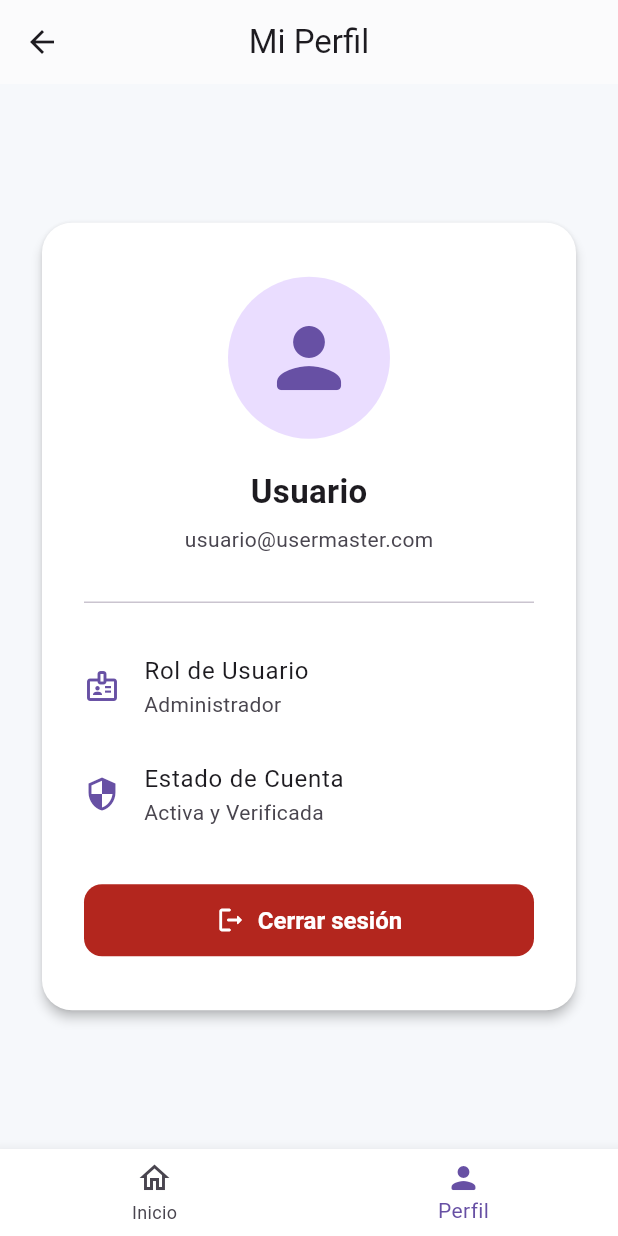
After one commit to jonathanmarin50-cloud/Taller-2, a Flutter app: the DashboardPage screen opened by its route, item 2 of the bottom bar chosen, on a phone screen of 412 x 824 dp. The commit adds this screen. Run offline on Flutter 3.47's test engine with Material 3 defaults, Android fonts, the phone set to English and light mode, and no system bars.

Commit message:
feat: add dashboard_page, profile_page, automated tests, CI/CD deploy, and README

```diff
--- /dev/null
+++ b/lib/presentation/pages/dashboard_page.dart
@@ -0,0 +1,282 @@
+import 'package:flutter/material.dart';
+import 'package:flutter_application_1/core/constants/app_assets.dart';
+import 'package:flutter_application_1/core/constants/app_colors.dart';
+import 'package:flutter_application_1/presentation/pages/profile_page.dart';
+
+/// Pantalla Principal (Dashboard).
+/// Incluye BottomNavigationBar con pestañas 'Inicio' y 'Perfil'.
+/// 'Inicio' muestra "Hola, Usuario" y un ListView con al menos 5 tarjetas recientes.
+class DashboardPage extends StatefulWidget {
+  final String? userEmail;
+
+  const DashboardPage({super.key, this.userEmail});
+
+  @override
+  State<DashboardPage> createState() => _DashboardPageState();
+}
+
+class _DashboardPageState extends State<DashboardPage> {
+  int _currentIndex = 0;
+
+  // Lista simulada de elementos recientes (notificaciones / tareas)
+  final List<Map<String, dynamic>> _elementosRecientes = const [
+    {
+      'titulo': 'Actualizar credenciales de seguridad',
+      'descripcion': 'Se recomienda renovar la contraseña cada 90 días.',
+      'categoria': 'Seguridad',
+      'icono': Icons.security_rounded,
+      'color': Colors.amber,
+      'fecha': 'Hace 10 min',
+    },
+    {
+      'titulo': 'Nuevo inicio de sesión detectado',
+      'descripcion': 'Acceso exitoso desde Chrome en Windows.',
+      'categoria': 'Notificación',
+      'icono': Icons.devices_rounded,
+      'color': Colors.blue,
+      'fecha': 'Hace 1 hora',
+    },
+    {
+      'titulo': 'Revisar permisos de nuevos usuarios',
+      'descripcion': '3 solicitudes de acceso pendientes de aprobación.',
+      'categoria': 'Gestión',
+      'icono': Icons.people_outline_rounded,
+      'color': Colors.purple,
+      'fecha': 'Hace 3 horas',
+    },
+    {
+      'titulo': 'Copia de seguridad completada',
+      'descripcion': 'El respaldo de datos se ejecutó correctamente.',
+      'categoria': 'Sistema',
+      'icono': Icons.cloud_done_rounded,
+      'color': Colors.green,
+      'fecha': 'Ayer',
+    },
+    {
+      'titulo': 'Activar autenticación de dos factores (2FA)',
+      'descripcion': 'Aumenta la protección de tu cuenta UserMaster.',
+      'categoria': 'Seguridad',
+      'icono': Icons.phonelink_lock_rounded,
+      'color': Colors.deepOrange,
+      'fecha': 'Hace 2 días',
+    },
+  ];
+
+  @override
+  Widget build(BuildContext context) {
+    final email = widget.userEmail ??
+        ModalRoute.of(context)?.settings.arguments as String? ??
+        'usuario@usermaster.com';
+
+    final userName = email.contains('@')
+        ? email.split('@').first
+        : 'Usuario';
+
+    return Scaffold(
+      backgroundColor: const Color(0xFFF6F8FB),
+      appBar: AppBar(
+        title: Text(_currentIndex == 0 ? 'UserMaster Dashboard' : 'Mi Perfil'),
+        backgroundColor: Colors.white,
+        elevation: 0.5,
+        foregroundColor: AppColors.textPrimary,
+      ),
+      body: SafeArea(
+        child: _currentIndex == 0
+            ? _buildHomeTab(userName)
+            : ProfilePage(
+                userName: userName[0].toUpperCase() + userName.substring(1),
+                userEmail: email,
+                showAppBar: false,
+              ),
+      ),
+      bottomNavigationBar: BottomNavigationBar(
+        currentIndex: _currentIndex,
+        onTap: (index) {
+          setState(() {
+            _currentIndex = index;
+          });
+        },
+        selectedItemColor: AppColors.primary,
+        unselectedItemColor: AppColors.textSecondary,
+        items: const [
+          BottomNavigationBarItem(
+            icon: Icon(Icons.home_outlined),
+            activeIcon: Icon(Icons.home_rounded),
+            label: 'Inicio',
+          ),
+          BottomNavigationBarItem(
+            icon: Icon(Icons.person_outline_rounded),
+            activeIcon: Icon(Icons.person_rounded),
+            label: 'Perfil',
+          ),
+        ],
+      ),
+    );
+  }
+
+  Widget _buildHomeTab(String userName) {
+    return Center(
+      child: ConstrainedBox(
+        constraints: const BoxConstraints(maxWidth: 720),
+        child: ListView(
+          padding: const EdgeInsets.symmetric(horizontal: 20, vertical: 24),
+          children: [
+            // Saludo y bienvenida con tarjeta Hero con imagen de fondo fresca
+            Card(
+              elevation: 4,
+              shadowColor: AppColors.primary.withValues(alpha: 0.25),
+              clipBehavior: Clip.antiAlias,
+              shape: RoundedRectangleBorder(
+                borderRadius: BorderRadius.circular(20),
+              ),
+              child: Stack(
+                children: [
+                  Positioned.fill(
+                    child: Image.asset(
+                      AppAssets.freshBackground,
+                      fit: BoxFit.cover,
+                    ),
+                  ),
+                  Positioned.fill(
+                    child: Container(
+                      decoration: BoxDecoration(
+                        gradient: LinearGradient(
+                          colors: [
+                            Colors.black.withValues(alpha: 0.55),
+                            Colors.black.withValues(alpha: 0.22),
+                          ],
+                          begin: Alignment.centerLeft,
+                          end: Alignment.centerRight,
+                        ),
+                      ),
+                    ),
+                  ),
+                  Padding(
+                    padding: const EdgeInsets.symmetric(
+                      horizontal: 22,
+                      vertical: 22,
+                    ),
+                    child: Row(
+                      children: [
+                        CircleAvatar(
+                          radius: 28,
+                          backgroundColor: Colors.white.withValues(alpha: 0.25),
+                          child: const Icon(
+                            Icons.waving_hand_rounded,
+                            color: Colors.white,
+                            size: 28,
+                          ),
+                        ),
+                        const SizedBox(width: 16),
+                        Expanded(
+                          child: Column(
+                            crossAxisAlignment: CrossAxisAlignment.start,
+                            children: [
+                              const Text(
+                                'Hola, Usuario',
+                                style: TextStyle(
+                                  fontSize: 22,
+                                  fontWeight: FontWeight.bold,
+                                  color: Colors.white,
+                                  letterSpacing: 0.3,
+                                ),
+                              ),
+                              const SizedBox(height: 4),
+                              Text(
+                                'Bienvenido de vuelta a UserMaster ($userName)',
+                                style: TextStyle(
+                                  fontSize: 14,
+                                  color: Colors.white.withValues(alpha: 0.95),
+                                  fontWeight: FontWeight.w400,
+                                ),
+                              ),
+                            ],
+                          ),
+                        ),
+                      ],
+                    ),
+                  ),
+                ],
+              ),
+            ),
+            const SizedBox(height: 24),
+            Row(
+              mainAxisAlignment: MainAxisAlignment.spaceBetween,
+              children: [
+                const Text(
+                  'Elementos Recientes',
+                  style: TextStyle(
+                    fontSize: 18,
+                    fontWeight: FontWeight.bold,
+                    color: AppColors.textPrimary,
+                  ),
+                ),
+                Container(
+                  padding: const EdgeInsets.symmetric(horizontal: 10, vertical: 4),
+                  decoration: BoxDecoration(
+                    color: AppColors.primary.withValues(alpha: 0.1),
+                    borderRadius: BorderRadius.circular(12),
+                  ),
+                  child: Text(
+                    '${_elementosRecientes.length} tareas',
+                    style: const TextStyle(
+                      fontSize: 12,
+                      fontWeight: FontWeight.w600,
+                      color: AppColors.primary,
+                    ),
+                  ),
+                ),
+              ],
+            ),
+            const SizedBox(height: 12),
+            // ListView con al menos 5 tarjetas (Cards)
+            ..._elementosRecientes.map(
+              (item) => Card(
+                elevation: 2,
+                margin: const EdgeInsets.only(bottom: 12),
+                shape: RoundedRectangleBorder(
+                  borderRadius: BorderRadius.circular(14),
+                ),
+                child: ListTile(
+                  contentPadding: const EdgeInsets.symmetric(
+                    horizontal: 16,
+                    vertical: 8,
+                  ),
+                  leading: CircleAvatar(
+                    backgroundColor:
+                        (item['color'] as Color).withValues(alpha: 0.15),
+                    child: Icon(
+                      item['icono'] as IconData,
+                      color: item['color'] as Color,
+                    ),
+                  ),
+                  title: Text(
+                    item['titulo'] as String,
+                    style: const TextStyle(
+                      fontWeight: FontWeight.w600,
+                      fontSize: 15,
+                    ),
+                  ),
+                  subtitle: Padding(
+                    padding: const EdgeInsets.only(top: 4),
+                    child: Text(
+                      item['descripcion'] as String,
+                      style: const TextStyle(fontSize: 13),
+                    ),
+                  ),
+                  trailing: Text(
+                    item['fecha'] as String,
+                    style: const TextStyle(
+                      fontSize: 12,
+                      color: AppColors.textSecondary,
+                    ),
+                  ),
+                ),
+              ),
+            ),
+          ],
+        ),
+      ),
+    );
+  }
+}
--- /dev/null
+++ b/lib/presentation/pages/profile_page.dart
@@ -0,0 +1,156 @@
+import 'package:flutter/material.dart';
+import 'package:flutter_application_1/core/constants/app_assets.dart';
+import 'package:flutter_application_1/core/constants/app_colors.dart';
+import 'package:flutter_application_1/core/widgets/custom_button.dart';
+import 'package:flutter_application_1/presentation/routes/app_routes.dart';
+
+/// Pantalla de Perfil de Usuario.
+/// Muestra avatar genérico, nombre, correo y botón rojo de Cerrar Sesión.
+class ProfilePage extends StatelessWidget {
+  final String userName;
+  final String userEmail;
+  final bool showAppBar;
+
+  const ProfilePage({
+    super.key,
+    this.userName = 'Usuario UserMaster',
+    this.userEmail = 'usuario@usermaster.com',
+    this.showAppBar = true,
+  });
+
+  void _cerrarSesion(BuildContext context) {
+    showDialog(
+      context: context,
+      builder: (ctx) => AlertDialog(
+        title: const Text('Confirmar salida'),
+        content: const Text('¿Estás seguro de que deseas salir de tu cuenta?'),
+        actions: [
+          TextButton(
+            onPressed: () => Navigator.pop(ctx),
+            child: const Text('Cancelar'),
+          ),
+          FilledButton(
+            style: FilledButton.styleFrom(
+              backgroundColor: AppColors.error,
+            ),
+            onPressed: () {
+              Navigator.pop(ctx);
+              // Destruye el historial de navegación y devuelve al usuario al Login
+              Navigator.pushNamedAndRemoveUntil(
+                context,
+                AppRoutes.login,
+                (route) => false,
+              );
+            },
+            child: const Text('Salir'),
+          ),
+        ],
+      ),
+    );
+  }
+
+  @override
+  Widget build(BuildContext context) {
+    final content = Center(
+      child: SingleChildScrollView(
+        padding: const EdgeInsets.symmetric(horizontal: 24, vertical: 32),
+        child: ConstrainedBox(
+          constraints: const BoxConstraints(maxWidth: 500),
+          child: Card(
+            elevation: 3,
+            shape: RoundedRectangleBorder(
+              borderRadius: BorderRadius.circular(20),
+            ),
+            child: Padding(
+              padding: const EdgeInsets.symmetric(horizontal: 28, vertical: 36),
+              child: Column(
+                mainAxisSize: MainAxisSize.min,
+                children: [
+                  CircleAvatar(
+                    radius: 54,
+                    backgroundColor: AppColors.primaryContainer,
+                    child: const Icon(
+                      Icons.person_rounded,
+                      size: 64,
+                      color: AppColors.primary,
+                    ),
+                  ),
+                  const SizedBox(height: 20),
+                  Text(
+                    userName,
+                    style: const TextStyle(
+                      fontSize: 22,
+                      fontWeight: FontWeight.bold,
+                      color: AppColors.textPrimary,
+                    ),
+                  ),
+                  const SizedBox(height: 6),
+                  Text(
+                    userEmail,
+                    style: const TextStyle(
+                      fontSize: 14,
+                      color: AppColors.textSecondary,
+                    ),
+                  ),
+                  const SizedBox(height: 24),
+                  const Divider(),
+                  const SizedBox(height: 12),
+                  const ListTile(
+                    leading: Icon(Icons.badge_outlined, color: AppColors.primary),
+                    title: Text('Rol de Usuario'),
+                    subtitle: Text('Administrador'),
+                    contentPadding: EdgeInsets.zero,
+                  ),
+                  const ListTile(
+                    leading: Icon(Icons.security_outlined, color: AppColors.primary),
+                    title: Text('Estado de Cuenta'),
+                    subtitle: Text('Activa y Verificada'),
+                    contentPadding: EdgeInsets.zero,
+                  ),
+                  const SizedBox(height: 24),
+                  // Botón rojo de Cerrar Sesión que destruye el historial
+                  CustomButton(
+                    text: 'Cerrar sesión',
+                    icon: Icons.logout_rounded,
+                    backgroundColor: AppColors.error,
+                    textColor: Colors.white,
+                    onPressed: () => _cerrarSesion(context),
+                  ),
+                ],
+              ),
+            ),
+          ),
+        ),
+      ),
+    );
+
+    if (showAppBar) {
+      return Scaffold(
+        extendBodyBehindAppBar: true,
+        appBar: AppBar(
+          title: const Text('Perfil de Usuario'),
+          backgroundColor: Colors.transparent,
+          elevation: 0,
+        ),
+        body: Stack(
+          children: [
+            Positioned.fill(
+              child: Image.asset(
+                AppAssets.freshBackground,
+                fit: BoxFit.cover,
+              ),
+            ),
+            Positioned.fill(
+              child: Container(
+                color: Colors.white.withValues(alpha: 0.20),
+              ),
+            ),
+            SafeArea(child: content),
+          ],
+        ),
+      );
+    }
+
+    return content;
+  }
+}
--- a/lib/presentation/routes/app_routes.dart
+++ b/lib/presentation/routes/app_routes.dart
@@ -1,6 +1,8 @@
 import 'package:flutter/material.dart';
+import 'package:flutter_application_1/presentation/pages/dashboard_page.dart';
 import 'package:flutter_application_1/presentation/pages/forgot_password_page.dart';
 import 'package:flutter_application_1/presentation/pages/login_page.dart';
+import 'package:flutter_application_1/presentation/pages/profile_page.dart';
 import 'package:flutter_application_1/presentation/pages/register_page.dart';
 import 'package:flutter_application_1/presentation/pages/splash_page.dart';
 
@@ -24,4 +26,6 @@ Map<String, WidgetBuilder> get appRoutes => <String, WidgetBuilder>{
   AppRoutes.login: (context) => const LoginPage(),
   AppRoutes.register: (context) => const RegisterPage(),
   AppRoutes.forgotPassword: (context) => const ForgotPasswordPage(),
+  AppRoutes.dashboard: (context) => const DashboardPage(),
+  AppRoutes.profile: (context) => const ProfilePage(),
 };
```
Also changed, not shown: 3 other files.
